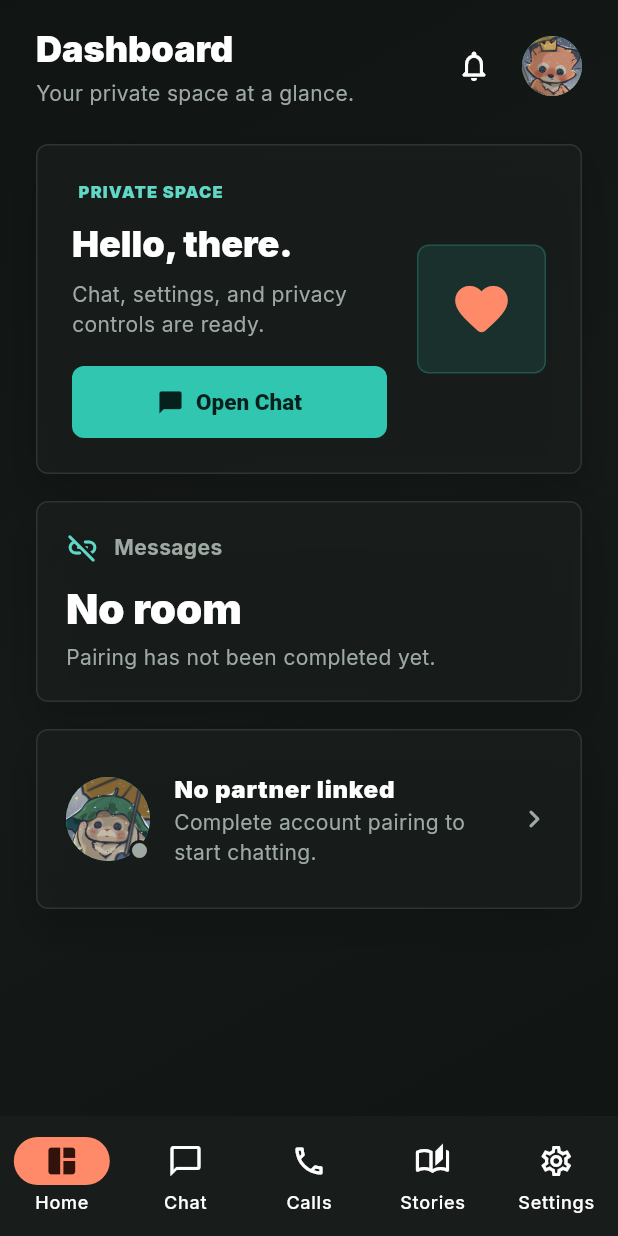
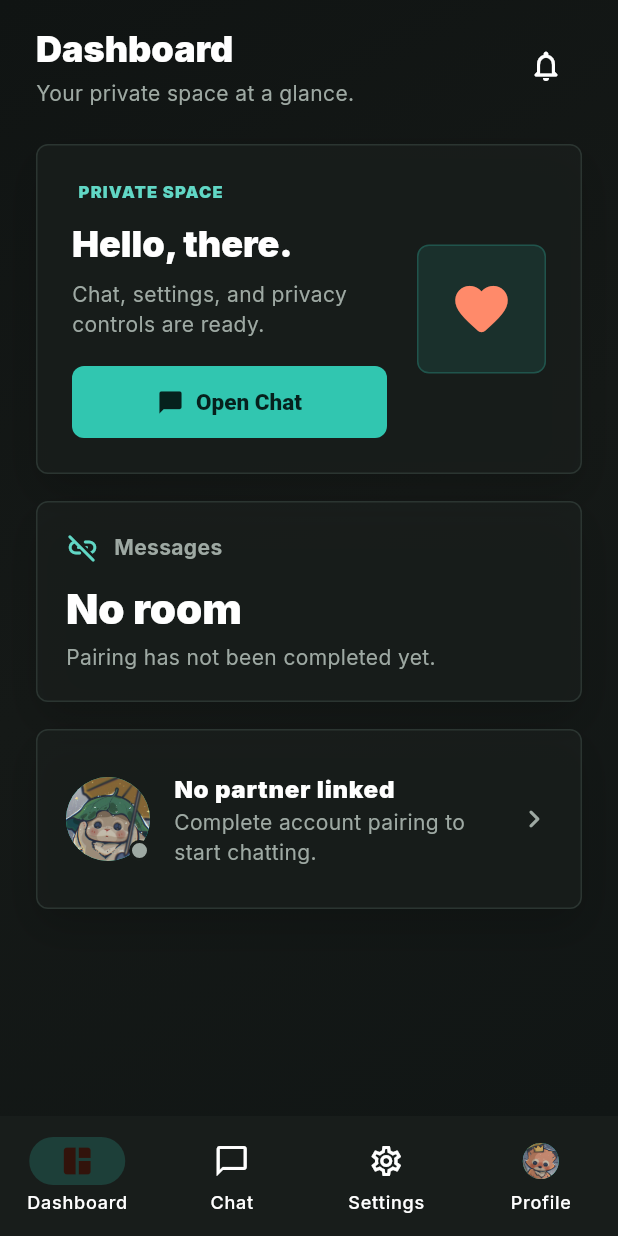
Before and after one commit to AlthafNizam763/NewOne, a Flutter app: the HomeScreen screen opened by its route, on a phone screen of 412 x 824 dp. Run offline on Flutter 3.47's test engine with Material 3 defaults, Android fonts, the phone set to English and light mode, and no system bars; drawn by our look-alikes of flutter_animate; our stand-ins replace audioplayers, cloud_firestore, emoji_picker_flutter, file_picker, firebase_auth, firebase_core and 13 more; missing offline and left inert: record; accounts and stored records are empty.

Commit message:
Baseline commit before brutalist UI redesign and bug-fix pass

```diff
--- a/lib/features/home/presentation/screens/home_screen.dart
+++ b/lib/features/home/presentation/screens/home_screen.dart
@@ -147,27 +147,6 @@ class _HomeScreenState extends ConsumerState<HomeScreen> {
             icon: const Icon(Icons.notifications_none_rounded),
             onPressed: () => context.push('/notification_settings'),
           ),
-          const SizedBox(width: 8),
-          PopupMenuButton<String>(
-            offset: const Offset(0, 44),
-            onSelected: (value) {
-              if (value == 'settings') setState(() => _selectedIndex = 4);
-              if (value == 'logout') {
-                ref.read(authControllerProvider.notifier).logout();
-                context.go('/login');
-              }
-            },
-            itemBuilder: (context) => const [
-              PopupMenuItem(value: 'settings', child: Text('Settings')),
-              PopupMenuItem(value: 'logout', child: Text('Log Out')),
-            ],
-            child: CircleAvatar(
-              radius: 20,
-              backgroundColor: AppColors.primaryDark,
-              backgroundImage: AvatarUtil.getAvatarProvider(
-                  FirebaseAuth.instance.currentUser?.email),
-            ),
-          ),
         ],
       ),
     );
@@ -197,14 +176,12 @@ class _HomeScreenState extends ConsumerState<HomeScreen> {
               ),
               const SizedBox(height: 36),
               _buildSidebarItem(Icons.space_dashboard_rounded, 'Dashboard', 0),
-              _buildSidebarItem(Icons.chat_bubble_rounded, 'Open Chat', 1,
+              _buildSidebarItem(Icons.chat_bubble_rounded, 'Chat', 1,
                   onTap: () => context.push('/chat')),
-              _buildSidebarItem(Icons.call_rounded, 'Calls', 2,
-                  onTap: () => context.push('/calls')),
-              _buildSidebarItem(Icons.auto_stories_rounded, 'Stories', 3,
-                  onTap: () => context.push('/stories')),
               _buildSidebarItem(Icons.settings_rounded, 'Settings', 4),
               const Spacer(),
+              _buildProfileSidebarTile(),
+              const SizedBox(height: 8),
               _buildSidebarItem(
                 Icons.logout_rounded,
                 'Log Out',
@@ -248,37 +225,65 @@ class _HomeScreenState extends ConsumerState<HomeScreen> {
     );
   }
 
+  Widget _buildProfileSidebarTile() {
+    final email = FirebaseAuth.instance.currentUser?.email;
+    return Padding(
+      padding: const EdgeInsets.only(bottom: 8),
+      child: ListTile(
+        leading: CircleAvatar(
+          radius: 16,
+          backgroundColor: AppColors.primaryDark,
+          backgroundImage: AvatarUtil.getAvatarProvider(email),
+        ),
+        title: const Text(
+          'Profile',
+          style: TextStyle(fontWeight: FontWeight.w800),
+        ),
+        shape: RoundedRectangleBorder(borderRadius: BorderRadius.circular(8)),
+        onTap: () => context.push('/profile'),
+      ),
+    );
+  }
+
   Widget _buildBottomNav() {
+    final email = FirebaseAuth.instance.currentUser?.email;
     return NavigationBar(
-      selectedIndex: _selectedIndex == 4 ? 4 : 0,
+      backgroundColor: AppColors.surfaceDark,
+      indicatorColor: AppColors.primaryDark.withValues(alpha: 0.2),
+      labelBehavior: NavigationDestinationLabelBehavior.alwaysShow,
+      selectedIndex: _selectedIndex == 4 ? 2 : 0,
       onDestinationSelected: (index) {
         if (index == 0) setState(() => _selectedIndex = 0);
         if (index == 1) context.push('/chat');
-        if (index == 2) context.push('/calls');
-        if (index == 3) context.push('/stories');
-        if (index == 4) setState(() => _selectedIndex = 4);
+        if (index == 2) setState(() => _selectedIndex = 4);
+        if (index == 3) context.push('/profile');
       },
-      destinations: const [
-        NavigationDestination(
+      destinations: [
+        const NavigationDestination(
             icon: Icon(Icons.space_dashboard_outlined),
             selectedIcon: Icon(Icons.space_dashboard),
-            label: 'Home'),
-        NavigationDestination(
+            label: 'Dashboard'),
+        const NavigationDestination(
             icon: Icon(Icons.chat_bubble_outline),
             selectedIcon: Icon(Icons.chat_bubble),
             label: 'Chat'),
-        NavigationDestination(
-            icon: Icon(Icons.call_outlined),
-            selectedIcon: Icon(Icons.call),
-            label: 'Calls'),
-        NavigationDestination(
-            icon: Icon(Icons.auto_stories_outlined),
-            selectedIcon: Icon(Icons.auto_stories),
-            label: 'Stories'),
-        NavigationDestination(
+        const NavigationDestination(
             icon: Icon(Icons.settings_outlined),
             selectedIcon: Icon(Icons.settings),
             label: 'Settings'),
+        NavigationDestination(
+          icon: CircleAvatar(
+            radius: 12,
+            backgroundColor: AppColors.primaryDark,
+            backgroundImage: AvatarUtil.getAvatarProvider(email),
+          ),
+          selectedIcon: CircleAvatar(
+            radius: 12,
+            backgroundColor: AppColors.primaryGlow,
+            backgroundImage: AvatarUtil.getAvatarProvider(email),
+          ),
+          label: 'Profile',
+        ),
       ],
     );
   }
@@ -518,6 +523,21 @@ class _HomeScreenState extends ConsumerState<HomeScreen> {
                       () {}),
                 ],
               ),
+              const SizedBox(height: 18),
+              _buildSettingsGroup(
+                'SESSION',
+                [
+                  _buildSettingsTile(
+                    Icons.logout_rounded,
+                    'Log Out',
+                    'Sign out of this account',
+                    () {
+                      ref.read(authControllerProvider.notifier).logout();
+                      context.go('/login');
+                    },
+                  ),
+                ],
+              ),
             ],
           ),
         ),
```
